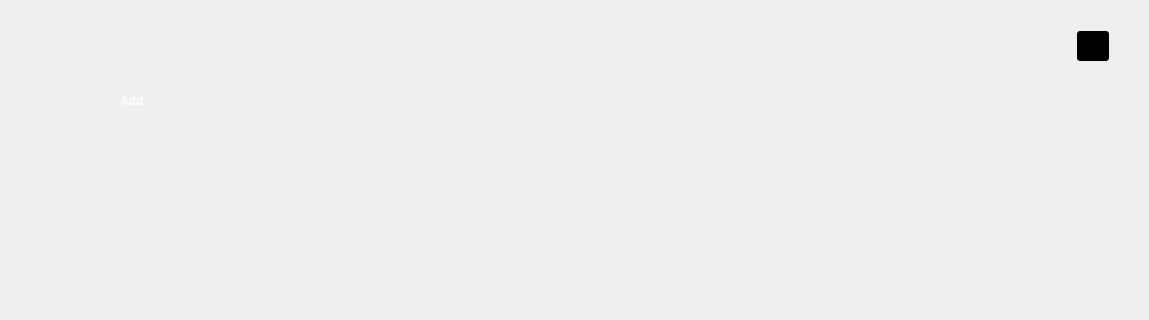
This is ui/tool_launcher.ui in analogdevicesinc/scopy as Qt 5 draws it before an edit; both pictures show x 131 to 1280 and y 0 to 320 of the 1280 by 720 pixel window. The edited form follows.
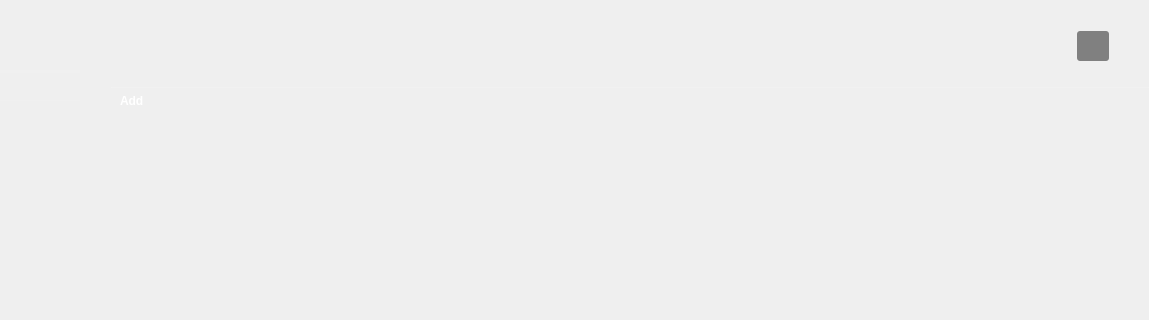
This is the edited form. Icons and pictures are not drawn. Custom widgets are drawn as their Qt base class.

Commit message: ToolLauncher: change disabled buttons style

The edit to the form file:
```diff
--- a/ui/tool_launcher.ui
+++ b/ui/tool_launcher.ui
@@ -825,8 +825,8 @@
 }
 
 QPushButton:disabled {
-background-color: black;
-color:gray;
+background-color: gray;
+color:white;
 }
 
 QPushButton[connected=true] {
@@ -934,7 +934,7 @@
                   </property>
                   <property name="minimumSize">
                    <size>
-                    <width>78</width>
+                    <width>102</width>
                     <height>64</height>
                    </size>
                   </property>
```
